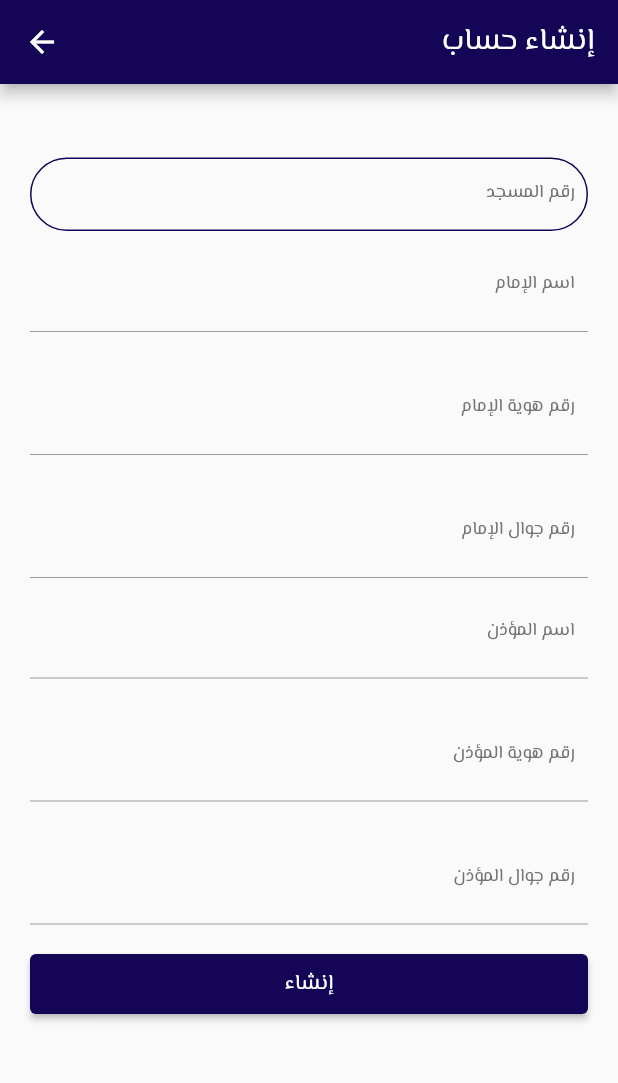
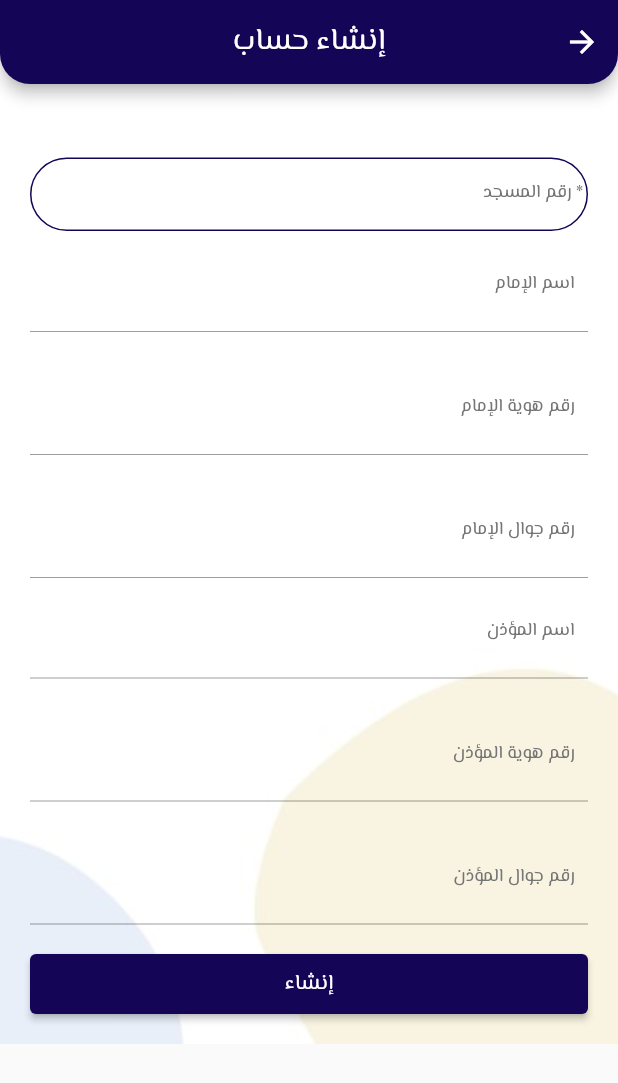
Before and after one commit to NoufAlsadhan/2023-GP1-3, a Flutter app: the AdminPage screen opened directly, after a tap on "إنشاء حسابات المؤذن و الإمام", on a phone screen of 412 x 824 dp. Shown: the top 1083 px of the screen. Run offline on Flutter 3.47's test engine with Material 2 defaults, Android fonts, the phone set to English and light mode, and no system bars; our stand-ins replace cloud_firestore, firebase_auth, firebase_core, firebase_storage, google_maps_flutter, image_picker and 1 more; missing offline and left inert: flutter_sms; accounts and stored records are empty.

Commit message:
design updates

```diff
--- a/mehrab/lib/AdminPage.dart
+++ b/mehrab/lib/AdminPage.dart
@@ -11,33 +11,25 @@ class AdminPage extends StatelessWidget {
   @override
   Widget build(BuildContext context) {
     return Container(
-
-
         child: Scaffold(
             extendBodyBehindAppBar: true,
             resizeToAvoidBottomInset: false,
             appBar: AppBar(
+              shape: RoundedRectangleBorder(
+                borderRadius: BorderRadius.vertical(
+                  bottom: Radius.circular(20),
+                ),
+              ),
               backgroundColor: Color.fromARGB(255, 20, 5, 87),
               automaticallyImplyLeading: false,
               title: Align(
-                alignment: Alignment.topRight,
-             child: Text('الرئيسية '),),
+                alignment: Alignment.center,
+                child: Text('الرئيسية ',
+                    style: TextStyle(fontFamily: 'Elmessiri')),
+              ),
+              centerTitle: true,
               //backgroundColor: Color.fromARGB(255, 20, 5, 87),
-             actions: <Widget>[
-               Align(alignment: Alignment.topLeft,
-               child:
-                           IconButton(
-                              icon: Icon(
-                                    Icons.logout_rounded,
-                                    color: Colors.white,
             ),
-                                       alignment: Alignment.topLeft,
-                                   onPressed: () { Navigator.pop(context);},
-                              )
-             )
-              ],
-                         ),
-
             body: Container(
               decoration: BoxDecoration(
                 image: DecorationImage(
@@ -58,12 +50,9 @@ class AdminPage extends StatelessWidget {
                         width: 230,
                       ),
                     ),
-
-                    const SizedBox(height: 20,),
-
-
-
-
+                    const SizedBox(
+                      height: 20,
+                    ),
                     Container(
                         height: 80,
                         width: 300,
@@ -74,17 +63,19 @@ class AdminPage extends StatelessWidget {
                             primary: Color.fromARGB(255, 20, 5, 87),
                           ),
                           child: const Text(' إضافة مسجد',
-                              style: TextStyle(fontFamily: 'Elmessiri', fontSize: 20)),
+                              style: TextStyle(
+                                  fontFamily: 'Elmessiri', fontSize: 20)),
                           onPressed: () {
                             Navigator.push(
-                      context, MaterialPageRoute(
-                          builder: (context) =>  AddMosque()),
+                              context,
+                              MaterialPageRoute(
+                                  builder: (context) => AddMosque()),
                             );
                           },
                         )),
-
-                        const SizedBox(height: 20,),
-
+                    const SizedBox(
+                      height: 20,
+                    ),
                     Container(
                         height: 80,
                         width: 300,
@@ -95,21 +86,16 @@ class AdminPage extends StatelessWidget {
                             primary: Color.fromARGB(255, 20, 5, 87),
                           ),
                           child: const Text(' إنشاء حسابات المؤذن و الإمام',
-                              style: TextStyle(fontFamily: 'Elmessiri', fontSize: 20)),
+                              style: TextStyle(
+                                  fontFamily: 'Elmessiri', fontSize: 20)),
                           onPressed: () {
-
                             Navigator.push(
                               context,
                               MaterialPageRoute(
                                   builder: (context) => createAccounts()),
                             );
-
-
                           },
                         )),
-
-
-
                   ],
                 ),
               ),
--- a/mehrab/lib/createAccounts.dart
+++ b/mehrab/lib/createAccounts.dart
@@ -1,5 +1,5 @@
 import 'dart:math';
-
+import 'dart:math' as math;
 import 'package:flutter/material.dart';
 import 'package:mehrab/prayerlogin.dart';
 import 'package:firebase_core/firebase_core.dart';
@@ -62,21 +62,39 @@ class _createAccountsState extends State<createAccounts> {
             extendBodyBehindAppBar: true,
             resizeToAvoidBottomInset: false,
             appBar: AppBar(
-              leading: BackButton(
-                  color: Colors.white,
-                  onPressed: () {
-                    Navigator.pop(context);
-                  }),
-              title: Align(
-                alignment: Alignment.centerRight,
-                child: Text(
+              shape: RoundedRectangleBorder(
+                borderRadius: BorderRadius.vertical(
+                  bottom: Radius.circular(20),
+                ),
+              ),
+              title: Text(
                 'إنشاء حساب',
                 style: TextStyle(fontFamily: 'Elmessiri'),
               ),
+              centerTitle: true,
+              backgroundColor: Color.fromARGB(255, 20, 5, 87),
+              leading: Container(), // Remove the leading back button
+              actions: [
+                IconButton(
+                  icon: Transform(
+                    alignment: Alignment.center,
+                    transform: Matrix4.rotationY(math.pi),
+                    child: Icon(Icons.arrow_back),
                   ),
-              backgroundColor: Color.fromARGB(255, 20, 5, 87),
+                  onPressed: () {
+                    Navigator.pop(context);
+                  },
                 ),
-            body: SingleChildScrollView(
+              ],
+            ),
+            body: Container(
+              decoration: BoxDecoration(
+                image: DecorationImage(
+                  image: AssetImage("images/background2.jpg"),
+                  fit: BoxFit.cover,
+                ),
+              ),
+              child: SingleChildScrollView(
                 padding: const EdgeInsets.fromLTRB(0, 100, 0, 0),
                 child: Form(
                   key: _formKey,
@@ -104,7 +122,7 @@ class _createAccountsState extends State<createAccounts> {
                                       color: Color.fromARGB(255, 20, 5, 87),
                                       width: 1),
                                 ),
-                              labelText: "   رقم المسجد",
+                                labelText: " * رقم المسجد",
                                 labelStyle: TextStyle(
                                     color: Colors.grey[600],
                                     fontFamily: "Elmessiri",
@@ -350,7 +368,8 @@ class _createAccountsState extends State<createAccounts> {
                                     var hmuathenpassword =
                                         utf8.encode(muathenPassword);
                                     var imamPassword = generateRandomPassword();
-                                  var himampassword = utf8.encode(imamPassword);
+                                    var himampassword =
+                                        utf8.encode(imamPassword);
                                     bool newP = true;
 
                                     final ImamData = {
@@ -387,6 +406,7 @@ class _createAccountsState extends State<createAccounts> {
                                   setState(() {});
                                 })),
                       ],
+                    ),
                   ),
                 ),
               ),
@@ -712,7 +732,8 @@ class _createAccountsState extends State<createAccounts> {
         } else {
           setState(() {
             DuplicateNum = true;
-            DuplicateNumError = 'هذا المسجد ليس من ضمن المساجد المسموح بها';
+            DuplicateNumError =
+                'المسجد ليس من ضمن المساجد المتوفرة في قاعدة البيانات';
             _IidController.clear();
             _IphoneController.clear();
             _InameController.clear();
```
Also changed, not shown: mehrab/lib/AdminLogin.dart (+24 -43 lines), mehrab/lib/main.dart (+17 -7 lines), mehrab/lib/managersPage.dart (+8 -15 lines), mehrab/lib/managerslogin.dart (+26 -22 lines). Lines whose indentation alone changed are shown as unchanged.
